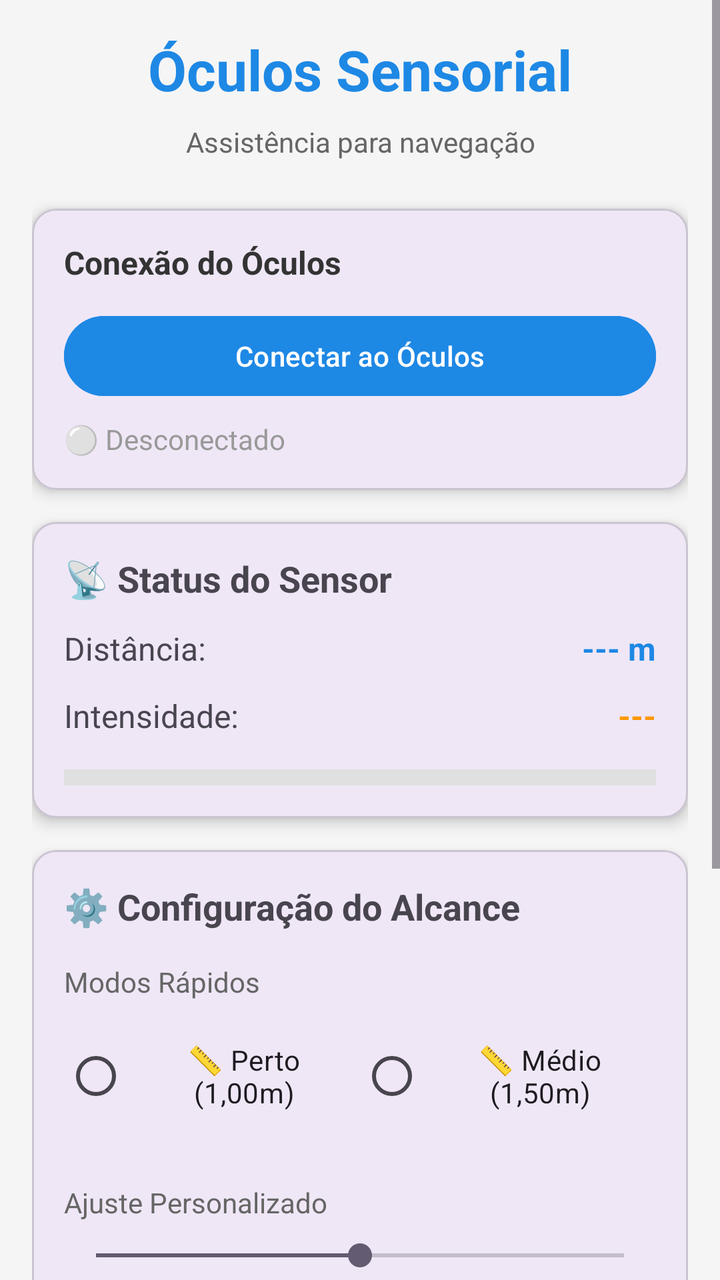
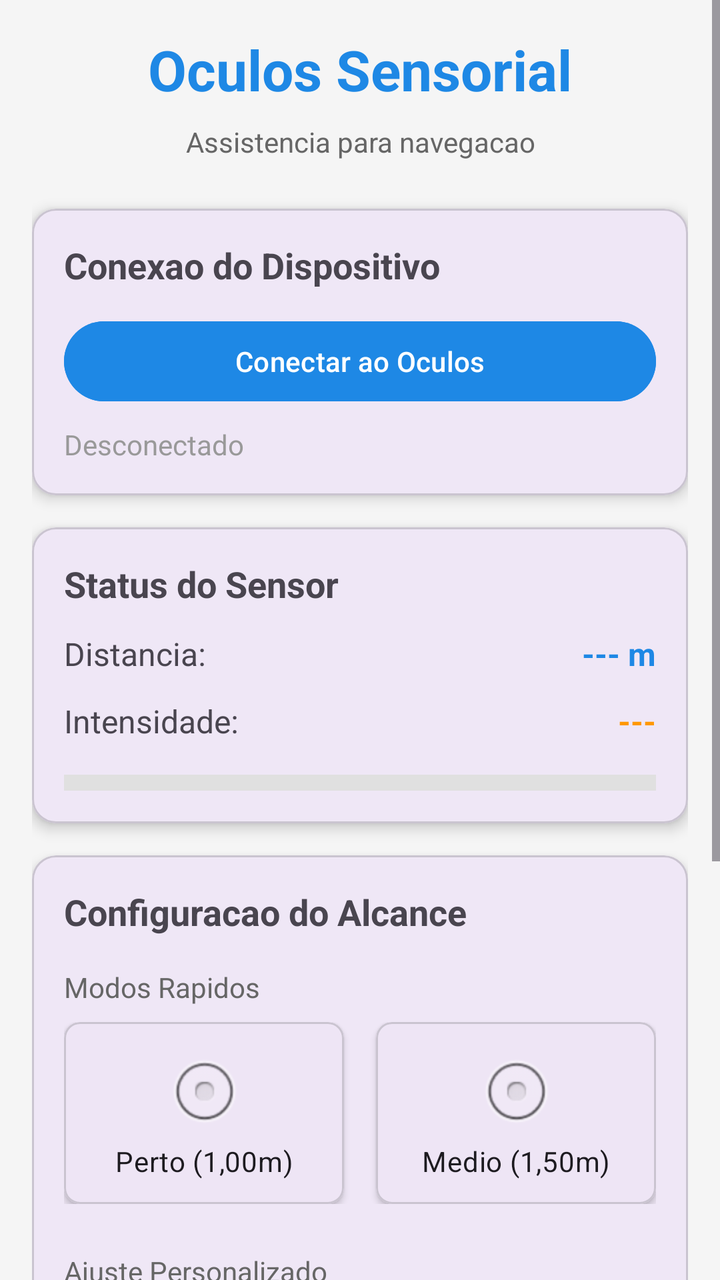

The first picture is an Android layout as it rendered before a commit; the second is the same layout after the commit. The layout source and the unified diff follow.
<!-- AndroidManifest.xml: application theme Theme.GuiaSense -->
<!-- res/layout/activity_main.xml -->
<?xml version="1.0" encoding="utf-8"?>
<ScrollView xmlns:android="http://schemas.android.com/apk/res/android"
    xmlns:app="http://schemas.android.com/apk/res-auto"
    android:layout_width="match_parent"
    android:layout_height="match_parent"
    android:background="#F5F5F5">

    <LinearLayout
        android:layout_width="match_parent"
        android:layout_height="wrap_content"
        android:orientation="vertical"
        android:padding="16dp">

        
        <TextView
            android:layout_width="match_parent"
            android:layout_height="wrap_content"
            android:text="Óculos Sensorial"
            android:textSize="28sp"
            android:textStyle="bold"
            android:textColor="#1E88E5"
            android:gravity="center"
            android:layout_marginBottom="8dp" />

        <TextView
            android:layout_width="match_parent"
            android:layout_height="wrap_content"
            android:text="Assistência para navegação"
            android:textSize="14sp"
            android:textColor="#666666"
            android:gravity="center"
            android:layout_marginBottom="24dp" />

        
        <com.google.android.material.card.MaterialCardView
            android:layout_width="match_parent"
            android:layout_height="wrap_content"
            android:layout_marginBottom="16dp"
            app:cardElevation="4dp"
            app:cardCornerRadius="12dp">

            <LinearLayout
                android:layout_width="match_parent"
                android:layout_height="wrap_content"
                android:orientation="vertical"
                android:padding="16dp">

                <TextView
                    android:layout_width="match_parent"
                    android:layout_height="wrap_content"
                    android:text="Conexão do Óculos"
                    android:textSize="16sp"
                    android:textStyle="bold"
                    android:textColor="#333333"
                    android:gravity="start"
                    android:layout_marginBottom="12dp" />

                <Button
                    android:id="@+id/btn_conectar"
                    android:layout_width="match_parent"
                    android:layout_height="48dp"
                    android:text="Conectar ao Óculos"
                    android:backgroundTint="#1E88E5"
                    android:textColor="#FFFFFF"
                    android:layout_marginBottom="8dp" />

                <TextView
                    android:id="@+id/txt_status_conexao"
                    android:layout_width="wrap_content"
                    android:layout_height="wrap_content"
                    android:text="⚪ Desconectado"
                    android:textColor="#999999"
                    android:textSize="14sp" />

            </LinearLayout>

        </com.google.android.material.card.MaterialCardView>

        
    <com.google.android.material.card.MaterialCardView
    android:layout_width="match_parent"
    android:layout_height="wrap_content"
    android:layout_marginBottom="16dp"
    app:cardElevation="4dp"
    app:cardCornerRadius="12dp">

    <LinearLayout
        android:layout_width="match_parent"
        android:layout_height="wrap_content"
        android:orientation="vertical"
        android:padding="16dp">

        <TextView
            android:layout_width="wrap_content"
            android:layout_height="wrap_content"
            android:text="📡 Status do Sensor"
            android:textSize="18sp"
            android:textStyle="bold"
            android:layout_marginBottom="12dp" />

        <LinearLayout
            android:layout_width="match_parent"
            android:layout_height="wrap_content"
            android:orientation="horizontal"
            android:layout_marginBottom="12dp">

            <TextView
                android:layout_width="0dp"
                android:layout_height="wrap_content"
                android:layout_weight="1"
                android:text="Distância:"
                android:textSize="16sp" />

            <TextView
                android:id="@+id/txt_distancia"
                android:layout_width="wrap_content"
                android:layout_height="wrap_content"
                android:text="--- m"
                android:textSize="16sp"
                android:textStyle="bold"
                android:textColor="#1E88E5" />
        </LinearLayout>

        <LinearLayout
            android:layout_width="match_parent"
            android:layout_height="wrap_content"
            android:orientation="horizontal"
            android:layout_marginBottom="12dp">

            <TextView
                android:layout_width="0dp"
                android:layout_height="wrap_content"
                android:layout_weight="1"
                android:text="Intensidade:"
                android:textSize="16sp" />

            <TextView
                android:id="@+id/txt_intensidade"
                android:layout_width="wrap_content"
                android:layout_height="wrap_content"
                android:text="---"
                android:textSize="16sp"
                android:textStyle="bold"
                android:textColor="#FF9800" />
        </LinearLayout>

        
        <View
            android:id="@+id/view_barra_intensidade"
            android:layout_width="match_parent"
            android:layout_height="8dp"
            android:background="#E0E0E0"
            android:layout_marginTop="4dp" />

        <View
            android:id="@+id/view_intensidade"
            android:layout_width="0dp"
            android:layout_height="8dp"
            android:background="#FF9800"
            android:layout_marginTop="-8dp" />

    </LinearLayout>

    </com.google.android.material.card.MaterialCardView>

        
    <com.google.android.material.card.MaterialCardView
    android:layout_width="match_parent"
    android:layout_height="wrap_content"
    android:layout_marginBottom="16dp"
    app:cardElevation="4dp"
    app:cardCornerRadius="12dp">

    <LinearLayout
        android:layout_width="match_parent"
        android:layout_height="wrap_content"
        android:orientation="vertical"
        android:padding="16dp">

        <TextView
            android:layout_width="wrap_content"
            android:layout_height="wrap_content"
            android:text="⚙️ Configuração do Alcance"
            android:textSize="18sp"
            android:textStyle="bold"
            android:layout_marginBottom="16dp" />

        
        <TextView
            android:layout_width="wrap_content"
            android:layout_height="wrap_content"
            android:text="Modos Rápidos"
            android:textSize="14sp"
            android:textColor="#666666"
            android:layout_marginBottom="8dp" />

        <RadioGroup
            android:id="@+id/rg_modos"
            android:layout_width="match_parent"
            android:layout_height="wrap_content"
            android:orientation="horizontal"
            android:layout_marginBottom="16dp">

            <RadioButton
                android:id="@+id/rb_perto"
                android:layout_width="0dp"
                android:layout_height="wrap_content"
                android:layout_weight="1"
                android:text="📏 Perto\n(1,00m)"
                android:gravity="center"
                android:padding="12dp"
                android:textAlignment="center" />

            <RadioButton
                android:id="@+id/rb_medio"
                android:layout_width="0dp"
                android:layout_height="wrap_content"
                android:layout_weight="1"
                android:text="📏 Médio\n(1,50m)"
                android:gravity="center"
                android:padding="12dp"
                android:textAlignment="center" />

        </RadioGroup>

        
        <TextView
            android:layout_width="wrap_content"
            android:layout_height="wrap_content"
            android:text="Ajuste Personalizado"
            android:textSize="14sp"
            android:textColor="#666666"
            android:layout_marginTop="8dp"
            android:layout_marginBottom="8dp" />

        <SeekBar
            android:id="@+id/seekbar_alcance"
            android:layout_width="match_parent"
            android:layout_height="wrap_content"
            android:max="200"
            android:progress="100" />

        <LinearLayout
            android:layout_width="match_parent"
            android:layout_height="wrap_content"
            android:orientation="horizontal"
            android:layout_marginBottom="16dp">

            <TextView
                android:layout_width="0dp"
                android:layout_height="wrap_content"
                android:layout_weight="1"
                android:text="Mínimo: 0,50m"
                android:textSize="12sp"
                android:textColor="#999999" />

            <TextView
                android:id="@+id/txt_alcance_atual"
                android:layout_width="0dp"
                android:layout_height="wrap_content"
                android:layout_weight="1"
                android:text="1,00m"
                android:textSize="14sp"
                android:textStyle="bold"
                android:textColor="#1E88E5"
                android:gravity="center" />

            <TextView
                android:layout_width="0dp"
                android:layout_height="wrap_content"
                android:layout_weight="1"
                android:text="Máximo: 2,00m"
                android:textSize="12sp"
                android:textColor="#999999"
                android:gravity="end" />
        </LinearLayout>

        <Button
            android:id="@+id/btn_salvar"
            android:layout_width="match_parent"
            android:layout_height="48dp"
            android:text="💾 Salvar Configuração no Óculos"
            android:backgroundTint="#4CAF50"
            android:textColor="#FFFFFF" />

        <TextView
            android:id="@+id/txt_feedback"
            android:layout_width="match_parent"
            android:layout_height="wrap_content"
            android:text=""
            android:textSize="12sp"
            android:textColor="#4CAF50"
            android:gravity="center"
            android:layout_marginTop="8dp" />

    </LinearLayout>

    </com.google.android.material.card.MaterialCardView>

    
    <com.google.android.material.card.MaterialCardView
    android:layout_width="match_parent"
    android:layout_height="wrap_content"
    app:cardElevation="4dp"
    app:cardCornerRadius="12dp">

    <LinearLayout
        android:layout_width="match_parent"
        android:layout_height="wrap_content"
        android:orientation="vertical"
        android:padding="16dp">

        <TextView
            android:layout_width="wrap_content"
            android:layout_height="wrap_content"
            android:text="ℹ️ Como Funciona a Vibração"
            android:textSize="18sp"
            android:textStyle="bold"
            android:layout_marginBottom="12dp" />

        <TextView
            android:id="@+id/txt_info_vibracao"
            android:layout_width="match_parent"
            android:layout_height="wrap_content"
            android:text="Distância &lt; 0,60m → Vibração Forte\n0,60m - 0,80m → Vibração Média\n0,80m - 1,00m → Vibração Leve \n&gt; 1,00m → Sem Vibração"
            android:textSize="13sp"
            android:textColor="#666666"
            android:lineSpacingExtra="4dp" />

    </LinearLayout>

    </com.google.android.material.card.MaterialCardView>

    </LinearLayout>

    </ScrollView>
<!-- resources referenced by this layout -->
<resources>
  <style name="Theme.GuiaSense" parent="Base.Theme.GuiaSense" />
  <style name="Base.Theme.GuiaSense" parent="Theme.Material3.DayNight.NoActionBar">
          
          
      </style>
</resources>

<!-- the commit's change to res/layout/activity_main.xml (unified diff, before → after) -->
@@ -15,7 +15,7 @@
         <TextView
             android:layout_width="match_parent"
             android:layout_height="wrap_content"
-            android:text="Óculos Sensorial"
+            android:text="Oculos Sensorial"
             android:textSize="28sp"
             android:textStyle="bold"
             android:textColor="#1E88E5"
@@ -25,7 +25,7 @@
         <TextView
             android:layout_width="match_parent"
             android:layout_height="wrap_content"
-            android:text="Assistência para navegação"
+            android:text="Assistencia para navegacao"
             android:textSize="14sp"
             android:textColor="#666666"
             android:gravity="center"
@@ -46,20 +46,18 @@
                 android:padding="16dp">
 
                 <TextView
-                    android:layout_width="match_parent"
-                    android:layout_height="wrap_content"
-                    android:text="Conexão do Óculos"
-                    android:textSize="16sp"
+                    android:layout_width="wrap_content"
+                    android:layout_height="wrap_content"
+                    android:text="Conexao do Dispositivo"
+                    android:textSize="18sp"
                     android:textStyle="bold"
-                    android:textColor="#333333"
-                    android:gravity="start"
                     android:layout_marginBottom="12dp" />
 
                 <Button
                     android:id="@+id/btn_conectar"
                     android:layout_width="match_parent"
                     android:layout_height="48dp"
-                    android:text="Conectar ao Óculos"
+                    android:text="Conectar ao Oculos"
                     android:backgroundTint="#1E88E5"
                     android:textColor="#FFFFFF"
                     android:layout_marginBottom="8dp" />
@@ -68,7 +66,7 @@
                     android:id="@+id/txt_status_conexao"
                     android:layout_width="wrap_content"
                     android:layout_height="wrap_content"
-                    android:text="⚪ Desconectado"
+                    android:text="Desconectado"
                     android:textColor="#999999"
                     android:textSize="14sp" />
 
@@ -77,260 +75,280 @@
         </com.google.android.material.card.MaterialCardView>
 
         
-    <com.google.android.material.card.MaterialCardView
-    android:layout_width="match_parent"
-    android:layout_height="wrap_content"
-    android:layout_marginBottom="16dp"
-    app:cardElevation="4dp"
-    app:cardCornerRadius="12dp">
-
-    <LinearLayout
-        android:layout_width="match_parent"
-        android:layout_height="wrap_content"
-        android:orientation="vertical"
-        android:padding="16dp">
-
-        <TextView
-            android:layout_width="wrap_content"
-            android:layout_height="wrap_content"
-            android:text="📡 Status do Sensor"
-            android:textSize="18sp"
-            android:textStyle="bold"
-            android:layout_marginBottom="12dp" />
-
-        <LinearLayout
-            android:layout_width="match_parent"
-            android:layout_height="wrap_content"
-            android:orientation="horizontal"
-            android:layout_marginBottom="12dp">
-
-            <TextView
-                android:layout_width="0dp"
+        <com.google.android.material.card.MaterialCardView
+            android:layout_width="match_parent"
+            android:layout_height="wrap_content"
+            android:layout_marginBottom="16dp"
+            app:cardElevation="4dp"
+            app:cardCornerRadius="12dp">
+
+            <LinearLayout
+                android:layout_width="match_parent"
                 android:layout_height="wrap_content"
-                android:layout_weight="1"
-                android:text="Distância:"
-                android:textSize="16sp" />
-
-            <TextView
-                android:id="@+id/txt_distancia"
-                android:layout_width="wrap_content"
+                android:orientation="vertical"
+                android:padding="16dp">
+
+                <TextView
+                    android:layout_width="wrap_content"
+                    android:layout_height="wrap_content"
+                    android:text="Status do Sensor"
+                    android:textSize="18sp"
+                    android:textStyle="bold"
+                    android:layout_marginBottom="12dp" />
+
+                <LinearLayout
+                    android:layout_width="match_parent"
+                    android:layout_height="wrap_content"
+                    android:orientation="horizontal"
+                    android:layout_marginBottom="12dp">
+
+                    <TextView
+                        android:layout_width="0dp"
+                        android:layout_height="wrap_content"
+                        android:layout_weight="1"
+                        android:text="Distancia:"
+                        android:textSize="16sp" />
+
+                    <TextView
+                        android:id="@+id/txt_distancia"
+                        android:layout_width="wrap_content"
+                        android:layout_height="wrap_content"
+                        android:text="--- m"
+                        android:textSize="16sp"
+                        android:textStyle="bold"
+                        android:textColor="#1E88E5" />
+                </LinearLayout>
+
+                <LinearLayout
+                    android:layout_width="match_parent"
+                    android:layout_height="wrap_content"
+                    android:orientation="horizontal"
+                    android:layout_marginBottom="12dp">
+
+                    <TextView
+                        android:layout_width="0dp"
+                        android:layout_height="wrap_content"
+                        android:layout_weight="1"
+                        android:text="Intensidade:"
+                        android:textSize="16sp" />
+
+                    <TextView
+                        android:id="@+id/txt_intensidade"
+                        android:layout_width="wrap_content"
+                        android:layout_height="wrap_content"
+                        android:text="---"
+                        android:textSize="16sp"
+                        android:textStyle="bold"
+                        android:textColor="#FF9800" />
+                </LinearLayout>
+
+                
+                <View
+                    android:id="@+id/view_barra_intensidade"
+                    android:layout_width="match_parent"
+                    android:layout_height="8dp"
+                    android:background="#E0E0E0"
+                    android:layout_marginTop="4dp" />
+
+                <View
+                    android:id="@+id/view_intensidade"
+                    android:layout_width="0dp"
+                    android:layout_height="8dp"
+                    android:background="#FF9800"
+                    android:layout_marginTop="-8dp" />
+
+            </LinearLayout>
+
+        </com.google.android.material.card.MaterialCardView>
+
+        
+        <com.google.android.material.card.MaterialCardView
+            android:layout_width="match_parent"
+            android:layout_height="wrap_content"
+            android:layout_marginBottom="16dp"
+            app:cardElevation="4dp"
+            app:cardCornerRadius="12dp">
+
+            <LinearLayout
+                android:layout_width="match_parent"
                 android:layout_height="wrap_content"
-                android:text="--- m"
-                android:textSize="16sp"
-                android:textStyle="bold"
-                android:textColor="#1E88E5" />
-        </LinearLayout>
-
-        <LinearLayout
-            android:layout_width="match_parent"
-            android:layout_height="wrap_content"
-            android:orientation="horizontal"
-            android:layout_marginBottom="12dp">
-
-            <TextView
-                android:layout_width="0dp"
+                android:orientation="vertical"
+                android:padding="16dp">
+
+                <TextView
+                    android:layout_width="wrap_content"
+                    android:layout_height="wrap_content"
+                    android:text="Configuracao do Alcance"
+                    android:textSize="18sp"
+                    android:textStyle="bold"
+                    android:layout_marginBottom="16dp" />
+
+                
+                <TextView
+                    android:layout_width="wrap_content"
+                    android:layout_height="wrap_content"
+                    android:text="Modos Rapidos"
+                    android:textSize="14sp"
+                    android:textColor="#666666"
+                    android:layout_marginBottom="8dp" />
+
+                <RadioGroup
+                    android:id="@+id/rg_modos"
+                    android:layout_width="match_parent"
+                    android:layout_height="wrap_content"
+                    android:orientation="horizontal"
+                    android:layout_marginBottom="16dp">
+
+                    <com.google.android.material.card.MaterialCardView
+                        android:layout_width="0dp"
+                        android:layout_height="wrap_content"
+                        android:layout_weight="1"
+                        android:layout_marginEnd="8dp"
+                        app:cardElevation="2dp"
+                        app:cardCornerRadius="8dp">
+
+                        <RadioButton
+                            android:id="@+id/rb_perto"
+                            android:layout_width="match_parent"
+                            android:layout_height="wrap_content"
+                            android:text="Perto (1,00m)"
+                            android:gravity="center"
+                            android:padding="12dp"
+                            android:button="@null"
+                            android:drawableTop="@android:drawable/btn_radio"
+                            android:textAlignment="center" />
+                    </com.google.android.material.card.MaterialCardView>
+
+                    <com.google.android.material.card.MaterialCardView
+                        android:layout_width="0dp"
+                        android:layout_height="wrap_content"
+                        android:layout_weight="1"
+                        android:layout_marginStart="8dp"
+                        app:cardElevation="2dp"
+                        app:cardCornerRadius="8dp">
+
+                        <RadioButton
+                            android:id="@+id/rb_medio"
+                            android:layout_width="match_parent"
+                            android:layout_height="wrap_content"
+                            android:text="Medio (1,50m)"
+                            android:gravity="center"
+                            android:padding="12dp"
+                            android:button="@null"
+                            android:drawableTop="@android:drawable/btn_radio"
+                            android:textAlignment="center" />
+                    </com.google.android.material.card.MaterialCardView>
+
+                </RadioGroup>
+
+                
+                <TextView
+                    android:layout_width="wrap_content"
+                    android:layout_height="wrap_content"
+                    android:text="Ajuste Personalizado"
+                    android:textSize="14sp"
+                    android:textColor="#666666"
+                    android:layout_marginTop="8dp"
+                    android:layout_marginBottom="8dp" />
+
+                <SeekBar
+                    android:id="@+id/seekbar_alcance"
+                    android:layout_width="match_parent"
+                    android:layout_height="wrap_content"
+                    android:max="200"
+                    android:progress="100" />
+
+                <LinearLayout
+                    android:layout_width="match_parent"
+                    android:layout_height="wrap_content"
+                    android:orientation="horizontal"
+                    android:layout_marginBottom="16dp">
+
+                    <TextView
+                        android:layout_width="0dp"
+                        android:layout_height="wrap_content"
+                        android:layout_weight="1"
+                        android:text="Min: 0,50m"
+                        android:textSize="12sp"
+                        android:textColor="#999999" />
+
+                    <TextView
+                        android:id="@+id/txt_alcance_atual"
+                        android:layout_width="0dp"
+                        android:layout_height="wrap_content"
+                        android:layout_weight="1"
+                        android:text="1,00m"
+                        android:textSize="14sp"
+                        android:textStyle="bold"
+                        android:textColor="#1E88E5"
+                        android:gravity="center" />
+
+                    <TextView
+                        android:layout_width="0dp"
+                        android:layout_height="wrap_content"
+                        android:layout_weight="1"
+                        android:text="Max: 2,00m"
+                        android:textSize="12sp"
+                        android:textColor="#999999"
+                        android:gravity="end" />
+                </LinearLayout>
+
+                <Button
+                    android:id="@+id/btn_salvar"
+                    android:layout_width="match_parent"
+                    android:layout_height="48dp"
+                    android:text="Salvar Configuracao"
+                    android:backgroundTint="#4CAF50"
+                    android:textColor="#FFFFFF" />
+
+                <TextView
+                    android:id="@+id/txt_feedback"
+                    android:layout_width="match_parent"
+                    android:layout_height="wrap_content"
+                    android:text=""
+                    android:textSize="12sp"
+                    android:textColor="#4CAF50"
+                    android:gravity="center"
+                    android:layout_marginTop="8dp" />
+
+            </LinearLayout>
+
+        </com.google.android.material.card.MaterialCardView>
+
+        
+        <com.google.android.material.card.MaterialCardView
+            android:layout_width="match_parent"
+            android:layout_height="wrap_content"
+            app:cardElevation="4dp"
+            app:cardCornerRadius="12dp">
+
+            <LinearLayout
+                android:layout_width="match_parent"
                 android:layout_height="wrap_content"
-                android:layout_weight="1"
-                android:text="Intensidade:"
-                android:textSize="16sp" />
-
-            <TextView
-                android:id="@+id/txt_intensidade"
-                android:layout_width="wrap_content"
-                android:layout_height="wrap_content"
-                android:text="---"
-                android:textSize="16sp"
-                android:textStyle="bold"
-                android:textColor="#FF9800" />
-        </LinearLayout>
-
-        
-        <View
-            android:id="@+id/view_barra_intensidade"
-            android:layout_width="match_parent"
-            android:layout_height="8dp"
-            android:background="#E0E0E0"
-            android:layout_marginTop="4dp" />
-
-        <View
-            android:id="@+id/view_intensidade"
-            android:layout_width="0dp"
-            android:layout_height="8dp"
-            android:background="#FF9800"
-            android:layout_marginTop="-8dp" />
+                android:orientation="vertical"
+                android:padding="16dp">
+
+                <TextView
+                    android:layout_width="wrap_content"
+                    android:layout_height="wrap_content"
+                    android:text="Como Funciona a Vibracao"
+                    android:textSize="18sp"
+                    android:textStyle="bold"
+                    android:layout_marginBottom="12dp" />
+
+                <TextView
+                    android:id="@+id/txt_info_vibracao"
+                    android:layout_width="match_parent"
+                    android:layout_height="wrap_content"
+                    android:text="Distancia &lt; 0,60m -&gt; Vibracao Forte\n0,60m - 0,80m -&gt; Vibracao Media\n0,80m - 1,00m -&gt; Vibracao Leve"
+                    android:textSize="13sp"
+                    android:textColor="#666666"
+                    android:lineSpacingExtra="4dp" />
+
+            </LinearLayout>
+
+        </com.google.android.material.card.MaterialCardView>
 
     </LinearLayout>
 
-    </com.google.android.material.card.MaterialCardView>
-
-        
-    <com.google.android.material.card.MaterialCardView
-    android:layout_width="match_parent"
-    android:layout_height="wrap_content"
-    android:layout_marginBottom="16dp"
-    app:cardElevation="4dp"
-    app:cardCornerRadius="12dp">
-
-    <LinearLayout
-        android:layout_width="match_parent"
-        android:layout_height="wrap_content"
-        android:orientation="vertical"
-        android:padding="16dp">
-
-        <TextView
-            android:layout_width="wrap_content"
-            android:layout_height="wrap_content"
-            android:text="⚙️ Configuração do Alcance"
-            android:textSize="18sp"
-            android:textStyle="bold"
-            android:layout_marginBottom="16dp" />
-
-        
-        <TextView
-            android:layout_width="wrap_content"
-            android:layout_height="wrap_content"
-            android:text="Modos Rápidos"
-            android:textSize="14sp"
-            android:textColor="#666666"
-            android:layout_marginBottom="8dp" />
-
-        <RadioGroup
-            android:id="@+id/rg_modos"
-            android:layout_width="match_parent"
-            android:layout_height="wrap_content"
-            android:orientation="horizontal"
-            android:layout_marginBottom="16dp">
-
-            <RadioButton
-                android:id="@+id/rb_perto"
-                android:layout_width="0dp"
-                android:layout_height="wrap_content"
-                android:layout_weight="1"
-                android:text="📏 Perto\n(1,00m)"
-                android:gravity="center"
-                android:padding="12dp"
-                android:textAlignment="center" />
-
-            <RadioButton
-                android:id="@+id/rb_medio"
-                android:layout_width="0dp"
-                android:layout_height="wrap_content"
-                android:layout_weight="1"
-                android:text="📏 Médio\n(1,50m)"
-                android:gravity="center"
-                android:padding="12dp"
-                android:textAlignment="center" />
-
-        </RadioGroup>
-
-        
-        <TextView
-            android:layout_width="wrap_content"
-            android:layout_height="wrap_content"
-            android:text="Ajuste Personalizado"
-            android:textSize="14sp"
-            android:textColor="#666666"
-            android:layout_marginTop="8dp"
-            android:layout_marginBottom="8dp" />
-
-        <SeekBar
-            android:id="@+id/seekbar_alcance"
-            android:layout_width="match_parent"
-            android:layout_height="wrap_content"
-            android:max="200"
-            android:progress="100" />
-
-        <LinearLayout
-            android:layout_width="match_parent"
-            android:layout_height="wrap_content"
-            android:orientation="horizontal"
-            android:layout_marginBottom="16dp">
-
-            <TextView
-                android:layout_width="0dp"
-                android:layout_height="wrap_content"
-                android:layout_weight="1"
-                android:text="Mínimo: 0,50m"
-                android:textSize="12sp"
-                android:textColor="#999999" />
-
-            <TextView
-                android:id="@+id/txt_alcance_atual"
-                android:layout_width="0dp"
-                android:layout_height="wrap_content"
-                android:layout_weight="1"
-                android:text="1,00m"
-                android:textSize="14sp"
-                android:textStyle="bold"
-                android:textColor="#1E88E5"
-                android:gravity="center" />
-
-            <TextView
-                android:layout_width="0dp"
-                android:layout_height="wrap_content"
-                android:layout_weight="1"
-                android:text="Máximo: 2,00m"
-                android:textSize="12sp"
-                android:textColor="#999999"
-                android:gravity="end" />
-        </LinearLayout>
-
-        <Button
-            android:id="@+id/btn_salvar"
-            android:layout_width="match_parent"
-            android:layout_height="48dp"
-            android:text="💾 Salvar Configuração no Óculos"
-            android:backgroundTint="#4CAF50"
-            android:textColor="#FFFFFF" />
-
-        <TextView
-            android:id="@+id/txt_feedback"
-            android:layout_width="match_parent"
-            android:layout_height="wrap_content"
-            android:text=""
-            android:textSize="12sp"
-            android:textColor="#4CAF50"
-            android:gravity="center"
-            android:layout_marginTop="8dp" />
-
-    </LinearLayout>
-
-    </com.google.android.material.card.MaterialCardView>
-
-    
-    <com.google.android.material.card.MaterialCardView
-    android:layout_width="match_parent"
-    android:layout_height="wrap_content"
-    app:cardElevation="4dp"
-    app:cardCornerRadius="12dp">
-
-    <LinearLayout
-        android:layout_width="match_parent"
-        android:layout_height="wrap_content"
-        android:orientation="vertical"
-        android:padding="16dp">
-
-        <TextView
-            android:layout_width="wrap_content"
-            android:layout_height="wrap_content"
-            android:text="ℹ️ Como Funciona a Vibração"
-            android:textSize="18sp"
-            android:textStyle="bold"
-            android:layout_marginBottom="12dp" />
-
-        <TextView
-            android:id="@+id/txt_info_vibracao"
-            android:layout_width="match_parent"
-            android:layout_height="wrap_content"
-            android:text="Distância &lt; 0,60m → Vibração Forte\n0,60m - 0,80m → Vibração Média\n0,80m - 1,00m → Vibração Leve \n&gt; 1,00m → Sem Vibração"
-            android:textSize="13sp"
-            android:textColor="#666666"
-            android:lineSpacingExtra="4dp" />
-
-    </LinearLayout>
-
-    </com.google.android.material.card.MaterialCardView>
-
-    </LinearLayout>
-
-    </ScrollView>
+</ScrollView>
